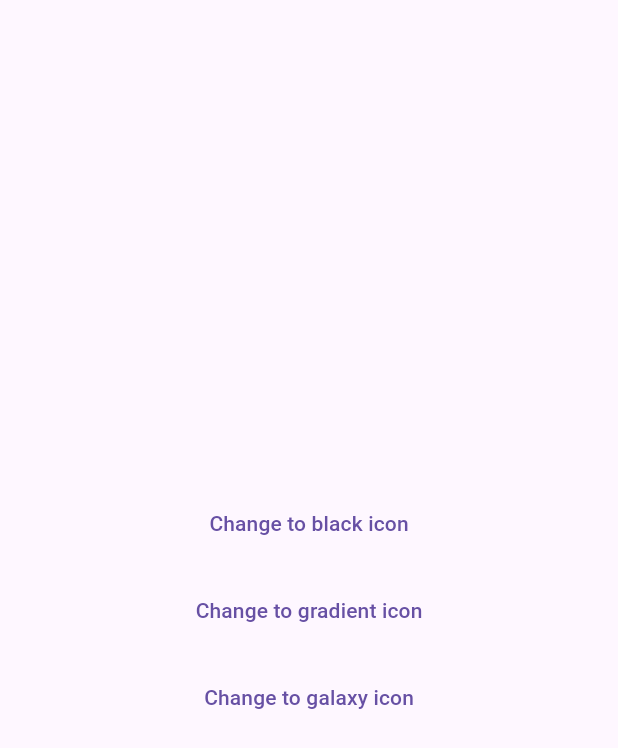
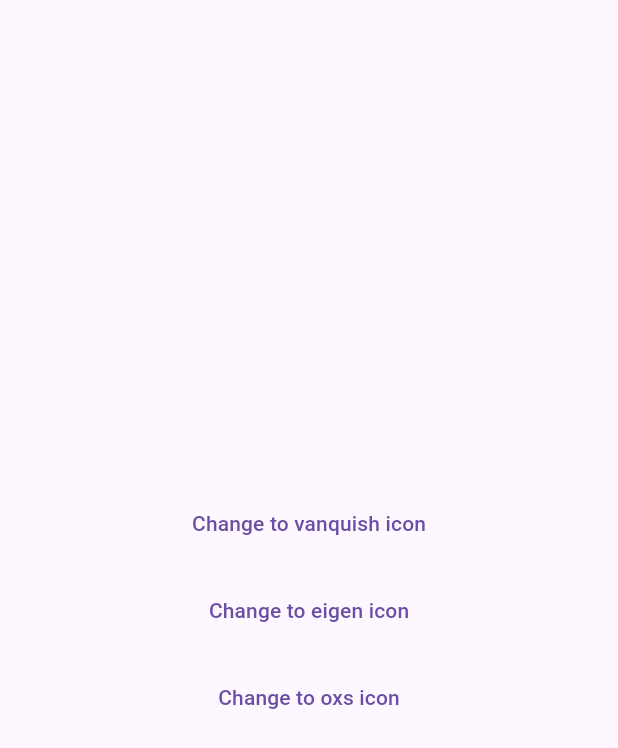
Before and after one commit to JogiwalaAbhie/alternate_icon_test, a Flutter app: the screen it shows after launch, on a phone screen of 412 x 824 dp. Shown: the top 748 px of the screen. Run offline on Flutter 3.47's test engine with Material 3 defaults, Android fonts, the phone set to English and light mode, and no system bars; missing offline and left inert: flutter_dynamic_icon.

Commit message:
enum change

```diff
--- a/lib/Model/wl_config.dart
+++ b/lib/Model/wl_config.dart
@@ -3,18 +3,18 @@ class WLConfig {
   final String id;
   final String name;
   final String iconName; // iOS alternate icon
-  final String logoAsset;
+  final String? logoAsset;
 
-  WLConfig({
+  const WLConfig({
     required this.id,
     required this.name,
     required this.iconName,
-    required this.logoAsset,
+    this.logoAsset,
   });
 }
 
 final List<WLConfig> wlList = [
-  WLConfig(id: "default", name: "Default WL", iconName: "", logoAsset: "assets/logos/default_logo.png"),
-  WLConfig(id: "wl1", name: "Client A", iconName: "WL1Icon", logoAsset: "assets/logos/wl1_logo.png"),
-  WLConfig(id: "wl2", name: "Client B", iconName: "WL2Icon", logoAsset: "assets/logos/wl2_logo.png"),
+  const WLConfig(id: "default", name: "Default WL", iconName: ""),
+  const WLConfig(id: "wl1", name: "Client A", iconName: "WL1Icon"),
+  const WLConfig(id: "wl2", name: "Client B", iconName: "WL2Icon"),
 ];
--- a/lib/main.dart
+++ b/lib/main.dart
@@ -2,11 +2,7 @@ import 'package:flutter/material.dart';
 import 'package:flutter/services.dart';
 import 'package:flutter_dynamic_icon/flutter_dynamic_icon.dart';
 
-enum AppIcon {
-  black,
-  gradient,
-  galaxy,
-}
+enum AppIcon { vanquish, eigen, oxs }
 
 void main() {
   runApp(const MainApp());
@@ -64,10 +60,7 @@ class _MainAppState extends State<MainApp> {
                     mainAxisAlignment: MainAxisAlignment.center,
                     children: [
                       if (currentIcon == appIcon)
-                        const Icon(
-                          Icons.check,
-                          color: Colors.green,
-                        ),
+                        const Icon(Icons.check, color: Colors.green),
                       Text('Change to ${appIcon.name} icon'),
                     ],
                   ),
--- a/pubspec.yaml
+++ b/pubspec.yaml
@@ -61,9 +61,7 @@ flutter:
 
   # To add assets to your application, add an assets section, like this:
   assets:
-    - assets/logos/default_logo.png
-    - assets/logos/wl1_logo.png
-    - assets/logos/wl2_logo.png
+    - assets/logos/
 
   # An image asset can refer to one or more resolution-specific "variants", see
   # https://flutter.dev/to/resolution-aware-images
```
Also changed, not shown: lib/main_app_page.dart (+9 -1 lines), lib/wl_selection_page.dart (+8 -1 lines), 6 other files.
